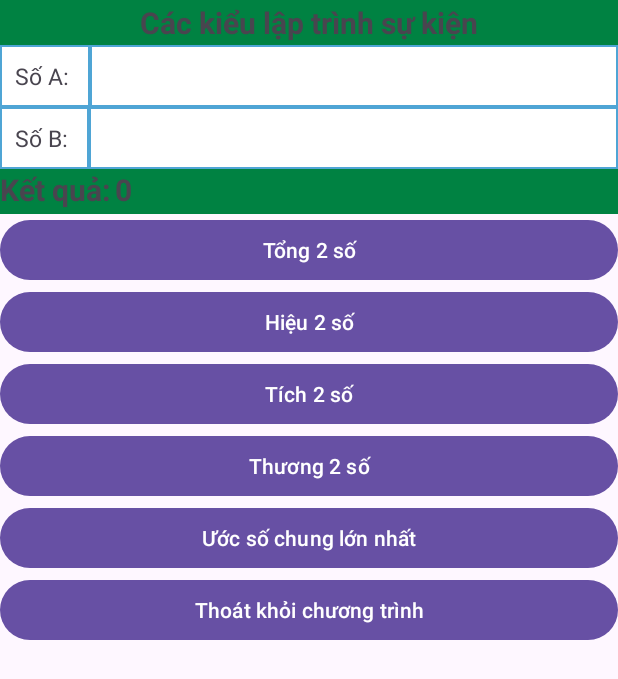
After one commit to CatalizCS/Mobile-Application-Development, an Android app: the CalculatorActivity screen opened directly, with no data from a screen before it, on a phone screen of 412 x 824 dp. The commit adds this screen. Shown: the top 679 px of the screen. Run offline under Robolectric (Android 15) with nearby library versions, the phone set to English and light mode, and no system bars.

Commit message:
Buổi 2: Thực hành và hiểu được các kiểu lập trình sự kiện trong Android
Tổng 2 số

```diff
--- a/app/src/main/java/com/tama/android/LoginActivity.java
+++ b/app/src/main/java/com/tama/android/LoginActivity.java
@@ -65,4 +65,8 @@ public class LoginActivity extends Activity implements View.OnClickListener {
         android.app.AlertDialog alert = builder.create();
         alert.show();
     }
+
+    public void TestCalculator(View view) {
+        startActivity(new android.content.Intent(this, CalculatorActivity.class));
+    }
 }
--- /dev/null
+++ b/app/src/main/res/drawable/draw_border.xml
@@ -0,0 +1,4 @@
+<shape xmlns:android="http://schemas.android.com/apk/res/android" android:shape="rectangle" >
+	<solid android:color="@android:color/white" />
+	<stroke android:width="1dip" android:color="#4fa5d5"/>
+</shape>
--- /dev/null
+++ b/app/src/main/res/layout/calculator_linear_layout.xml
@@ -0,0 +1,140 @@
+<?xml version="1.0" encoding="utf-8"?>
+<RelativeLayout
+	xmlns:android="http://schemas.android.com/apk/res/android"
+	android:layout_width="match_parent"
+	android:layout_height="match_parent"
+	xmlns:tools="http://schemas.android.com/tools"
+	tools:context=".CalculatorActivity">
+
+	<FrameLayout
+		android:id="@+id/title"
+		android:layout_width="match_parent"
+		android:layout_height="30sp"
+		android:background="#008242">
+
+		<TextView
+			android:layout_width="wrap_content"
+			android:layout_height="wrap_content"
+			android:layout_gravity="center"
+			android:background="@null"
+			android:ems="10"
+			android:text="Các kiểu lập trình sự kiện"
+			android:textAlignment="center"
+			android:textSize="20sp"
+			android:textStyle="bold"/>
+	</FrameLayout>
+
+	<TextView
+		android:id="@+id/SoA"
+		android:layout_width="wrap_content"
+		android:layout_height="wrap_content"
+		android:layout_below="@+id/title"
+		android:textSize="15sp"
+		android:text="Số A: "
+		android:background="@drawable/draw_border"
+		android:padding="10sp"/>
+
+	<EditText
+		android:id="@+id/inputSoA"
+		android:layout_width="match_parent"
+		android:layout_height="wrap_content"
+		android:ems="10"
+		android:inputType="text"
+		android:layout_below="@+id/title"
+		android:layout_toRightOf="@+id/SoA"
+		android:background="@drawable/draw_border"
+		android:padding="10sp"
+		android:textSize="15sp"/>
+
+	<TextView
+		android:id="@+id/SoB"
+		android:layout_width="wrap_content"
+		android:layout_height="wrap_content"
+		android:layout_below="@+id/inputSoA"
+		android:textSize="15sp"
+		android:text="Số B: "
+		android:background="@drawable/draw_border"
+		android:padding="10sp"/>
+
+	<EditText
+		android:id="@+id/inputSoB"
+		android:layout_width="match_parent"
+		android:layout_height="wrap_content"
+		android:ems="10"
+		android:inputType="text"
+		android:layout_below="@+id/inputSoA"
+		android:layout_toEndOf="@+id/SoB"
+		android:background="@drawable/draw_border"
+		android:padding="10sp"
+		android:textSize="15sp"/>
+
+	<FrameLayout
+		android:id="@+id/result"
+		android:layout_width="match_parent"
+		android:layout_height="30sp"
+		android:layout_below="@+id/inputSoB"
+
+		android:background="#008242">
+
+		<TextView
+			android:id="@+id/resultText"
+			android:layout_width="75dp"
+			android:layout_height="wrap_content"
+			android:layout_gravity="left"
+			android:background="@null"
+			android:ems="10"
+			android:text="Kết quả:"
+			android:textSize="20sp"
+			android:textStyle="bold" />
+
+		<TextView
+			android:id="@+id/resultValue"
+			android:layout_width="335dp"
+			android:layout_height="wrap_content"
+			android:layout_gravity="right"
+			android:background="@null"
+			android:text="0"
+			android:ems="10"
+			android:textSize="20sp"
+			android:textStyle="bold"
+			tools:ignore="RtlHardcoded" />
+	</FrameLayout>
+
+	<Button
+		android:id="@+id/SumNumber"
+		android:layout_width="match_parent"
+		android:layout_height="wrap_content"
+		android:layout_below="@+id/result"
+		android:onClick="SumClick"
+		android:text="Tổng 2 số" />
+	<Button
+		android:id="@+id/DifferenceNumber"
+		android:layout_width="match_parent"
+		android:layout_height="wrap_content"
+		android:layout_below="@+id/SumNumber"
+		android:text="Hiệu 2 số" />
+	<Button
+		android:id="@+id/ProductNumber"
+		android:layout_width="match_parent"
+		android:layout_height="wrap_content"
+		android:layout_below="@+id/DifferenceNumber"
+		android:text="Tích 2 số" />
+	<Button
+		android:id="@+id/QuotientNumber"
+		android:layout_width="match_parent"
+		android:layout_height="wrap_content"
+		android:layout_below="@+id/ProductNumber"
+		android:text="Thương 2 số" />
+	<Button
+		android:id="@+id/DivisorNumber"
+		android:layout_width="match_parent"
+		android:layout_height="wrap_content"
+		android:layout_below="@+id/QuotientNumber"
+		android:text="Ước số chung lớn nhất" />
+	<Button
+		android:id="@+id/exitButton"
+		android:layout_width="match_parent"
+		android:layout_height="wrap_content"
+		android:layout_below="@+id/DivisorNumber"
+		android:text="Thoát khỏi chương trình" />
+</RelativeLayout>
--- a/app/src/main/res/layout/signup_relative_layout.xml
+++ b/app/src/main/res/layout/signup_relative_layout.xml
@@ -18,7 +18,7 @@
 		android:id="@+id/et_name"
 		android:layout_width="match_parent"
 		android:layout_height="wrap_content"
-	android:layout_below="@id/tv_title"
+		android:layout_below="@id/tv_title"
 		android:hint="Name"
 		android:inputType="text"/>
 
--- /dev/null
+++ b/app/src/main/res/values/ids.xml
@@ -0,0 +1,3 @@
+<?xml version="1.0" encoding="utf-8"?>
+<resources>
+</resources>
```
Also changed, not shown: app/src/main/AndroidManifest.xml (+7 -5 lines), app/src/main/java/com/tama/android/CalculatorActivity.java (added, +172 -0 lines), app/src/main/res/layout/login_linear_layout.xml (+21 -6 lines), 2 other files.
